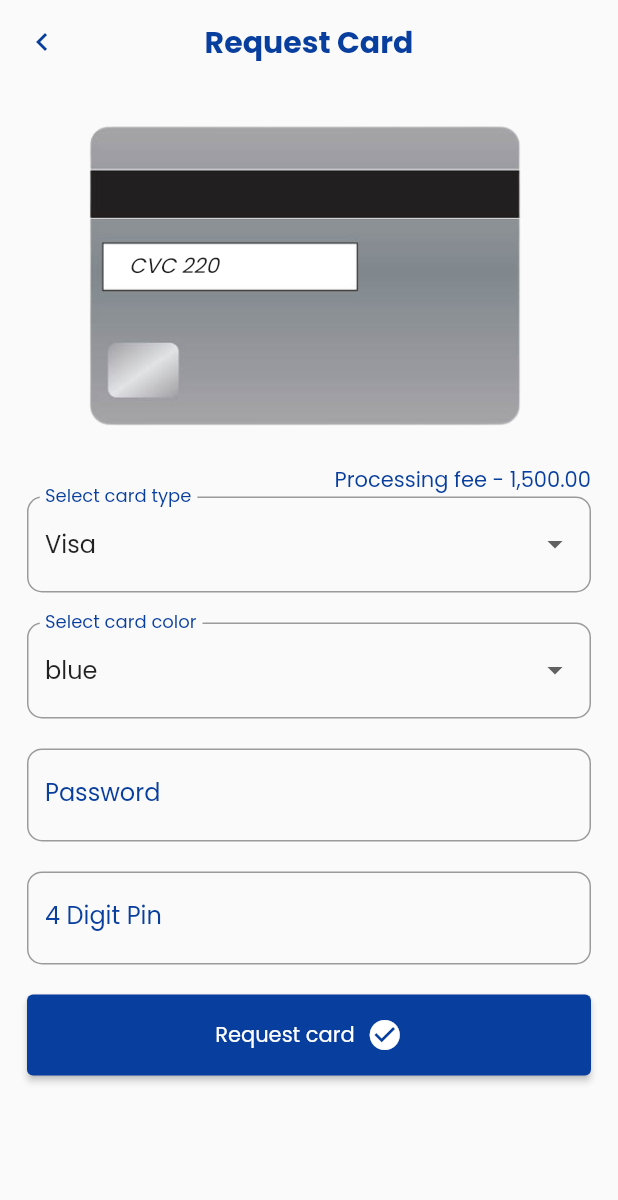
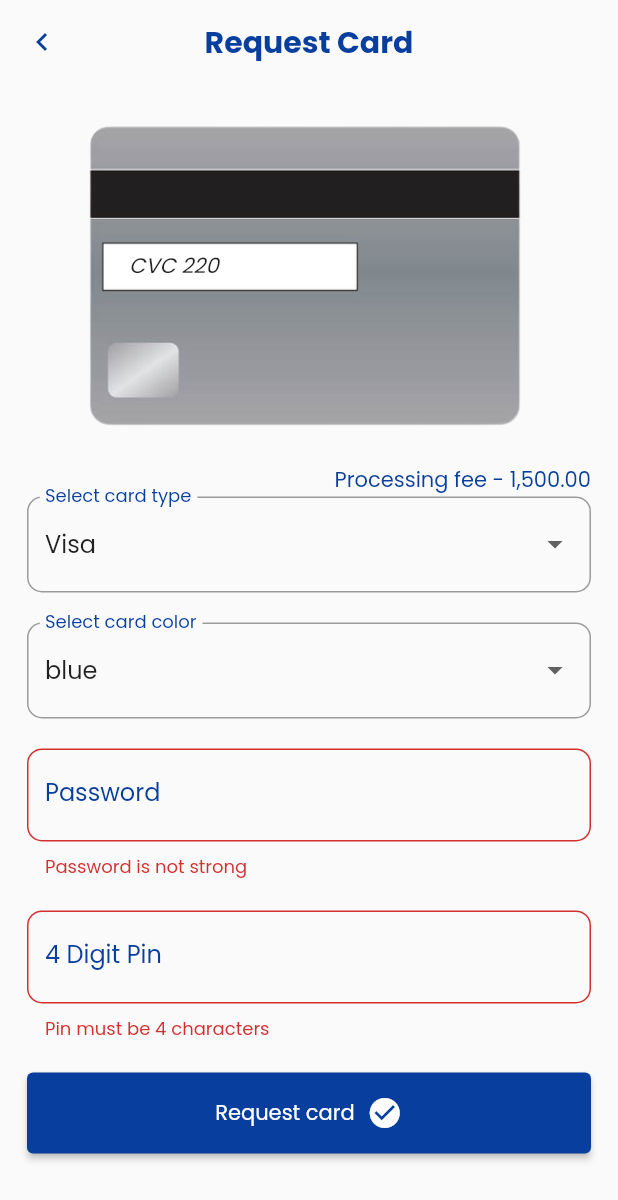
Before and after one commit to Atuoha/fintech_app_skins, a Flutter app: the AddNewCard screen opened by its route, after a tap on the "clear" icon, after a tap on "Ujunwa Peace", after a tap on "Request card", on a phone screen of 412 x 824 dp. Shown: the top 1200 px of the screen. Run offline on Flutter 3.47's test engine with Material 2 defaults, Android fonts, the phone set to English and light mode, and no system bars; our stand-ins replace curved_navigation_bar, loading_animation_widget, pin_code_fields.

Commit message:
task: adjustment

```diff
--- a/lib/model/virtual_card.dart
+++ b/lib/model/virtual_card.dart
@@ -1,5 +1,5 @@
 class VirtualCard {
-  final int id;
+  final String id;
   final String cardColor;
   final String cardName;
   final bool isMaster;
--- a/lib/providers/virtual_card.dart
+++ b/lib/providers/virtual_card.dart
@@ -2,7 +2,7 @@ import 'package:flutter/material.dart';
 import '../model/virtual_card.dart';
 
 class VirtualCardData extends ChangeNotifier {
-  toggleActivation(int id) {
+  toggleActivation(String id) {
     for (var card in _cards) {
       card.switchOffIsActive();
     }
@@ -13,7 +13,7 @@ class VirtualCardData extends ChangeNotifier {
     notifyListeners();
   }
 
-  VirtualCard findById(int id) {
+  VirtualCard findById(String id) {
     return _cards.firstWhere(
       (card) => card.id == id,
     );
@@ -21,7 +21,7 @@ class VirtualCardData extends ChangeNotifier {
 
   addCard(VirtualCard vCard) {
     var card = VirtualCard(
-      id: int.parse(DateTime.now().toString()),
+      id: DateTime.now().toString(),
       cardColor: vCard.cardColor,
       cardName: vCard.cardName,
       expiry: vCard.expiry,
@@ -55,7 +55,7 @@ class VirtualCardData extends ChangeNotifier {
 
   final _cards = [
     VirtualCard(
-      id: 1,
+      id: '1',
       cardColor: 'red',
       cardName: 'Ujunwa Peace',
       cardNumber: '1834 8905 5435 8654',
@@ -64,7 +64,7 @@ class VirtualCardData extends ChangeNotifier {
       isActive: true,
     ),
     VirtualCard(
-      id: 2,
+      id: '2',
       cardColor: 'green',
       cardName: 'Ujunwa Peace',
       cardNumber: '7898 4332 9834 3454',
@@ -73,7 +73,7 @@ class VirtualCardData extends ChangeNotifier {
       isMaster: false,
     ),
     VirtualCard(
-      id: 3,
+      id: '3',
       cardColor: 'blue',
       cardName: 'Ujunwa Peace',
       cardNumber: '3608 2562 1574 4721',
--- a/lib/screens/other/add_new_card.dart
+++ b/lib/screens/other/add_new_card.dart
@@ -1,10 +1,15 @@
+import 'dart:async';
 import 'dart:math';
 import 'package:fintech_app_ui/constants/color.dart';
+import 'package:fintech_app_ui/model/virtual_card.dart';
 import 'package:flutter/material.dart';
 import 'package:flutter/services.dart';
+import 'package:loading_animation_widget/loading_animation_widget.dart';
+import 'package:provider/provider.dart';
 import '../../components/kElevatedButton.dart';
 import '../../components/virtual_card_back.dart';
 import '../../components/virtual_card_front.dart';
+import '../../providers/virtual_card.dart';
 
 class AddNewCard extends StatefulWidget {
   static const routeName = '/newCard';
@@ -15,7 +20,12 @@ class AddNewCard extends StatefulWidget {
   State<AddNewCard> createState() => AddNewCardState();
 }
 
-enum Field { password, pin, cardType, cardColor }
+enum Field {
+  password,
+  pin,
+  cardType,
+  cardColor,
+}
 
 class AddNewCardState extends State<AddNewCard> {
   final _formKey = GlobalKey<FormState>();
@@ -32,6 +42,8 @@ class AddNewCardState extends State<AddNewCard> {
   var passwordObscure = true;
   var pinObscure = true;
   int cvc = Random().nextInt(888);
+  var isLoading = false;
+  final double kSize = 100;
 
   // var cardNumber // this should be generated
   var bvnLinkingVisible = true;
@@ -91,7 +103,6 @@ class AddNewCardState extends State<AddNewCard> {
         ),
       ),
       value: dataValue,
-
       items: list
           .map(
             (data) => DropdownMenuItem(
@@ -113,7 +124,6 @@ class AddNewCardState extends State<AddNewCard> {
             });
             break;
         }
-
       },
     );
   }
@@ -191,13 +201,31 @@ class AddNewCardState extends State<AddNewCard> {
 
   // submitForm
   submitForm() {
-    // var valid = _formKey.currentState!.validate();
-    // if (!valid) {
-    //   return null;
-    // }
+    var valid = _formKey.currentState!.validate();
+    if (!valid) {
+      return null;
+    } else {
+      setState(() {
+        isLoading = true;
+      });
+    }
 
     // request for new card
-    print(currentCardColor);
+    var newCard = VirtualCard(
+      id: DateTime.now().toString(),
+      cardColor: currentCardColor,
+      cardName: 'Ujunwa Peace',
+      expiry: '03/26',
+      cardNumber: '0980 9687 2423 2343 5645',
+      cvc: cvc,
+    );
+
+    // add new card
+    Provider.of<VirtualCardData>(context, listen:false).addCard(newCard).then((value) {
+      Timer(const Duration(seconds: 5), () {
+        Navigator.of(context).pop();
+      });
+    });
   }
 
   @override
@@ -333,11 +361,18 @@ class AddNewCardState extends State<AddNewCard> {
                       Field.pin,
                     ),
                     const SizedBox(height: 20),
-                    KElevatedButton(
-                      title: 'Request card',
-                      icon: Icons.check_circle,
-                      action: submitForm,
-                    )
+                    isLoading
+                        ? Center(
+                            child: LoadingAnimationWidget.fourRotatingDots(
+                              color: primaryColor,
+                              size: kSize,
+                            ),
+                          )
+                        : KElevatedButton(
+                            title: 'Request card',
+                            icon: Icons.check_circle,
+                            action: submitForm,
+                          )
                   ],
                 ),
               )
--- a/lib/screens/tabs/wallet_screen_cards.dart
+++ b/lib/screens/tabs/wallet_screen_cards.dart
@@ -3,7 +3,6 @@ import 'package:fintech_app_ui/screens/other/add_new_card.dart';
 import 'package:flutter/material.dart';
 import 'package:provider/provider.dart';
 
-import '../../components/virtual_card_back.dart';
 import '../../components/virtual_card_front.dart';
 import '../../constants/color.dart';
 import '../../providers/virtual_card.dart';
@@ -21,7 +20,7 @@ class _CardsTabState extends State<CardsTab> {
     var cards = Provider.of<VirtualCardData>(context).getCards();
     Size size = MediaQuery.of(context).size;
 
-    displayCard(int id, BuildContext context) {
+    displayCard(String id, BuildContext context) {
       var card = Provider.of<VirtualCardData>(
         context,
         listen: false,
```
